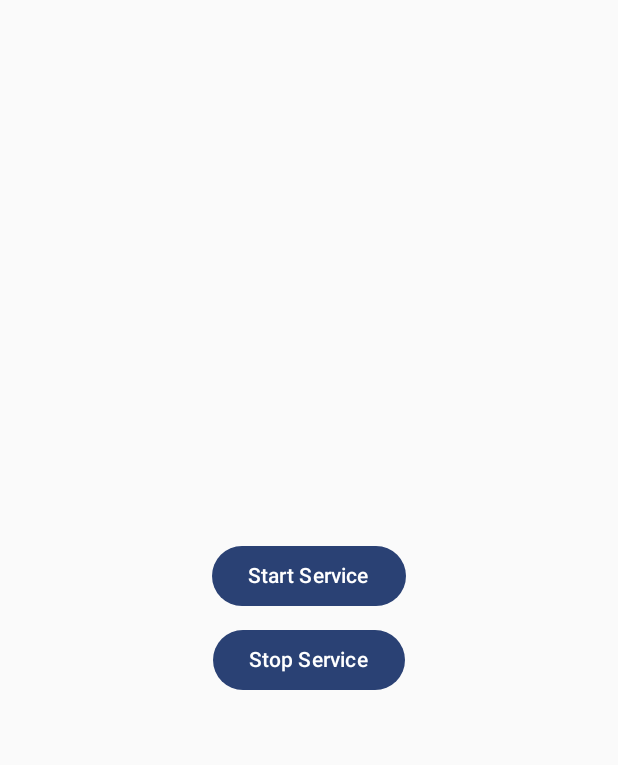
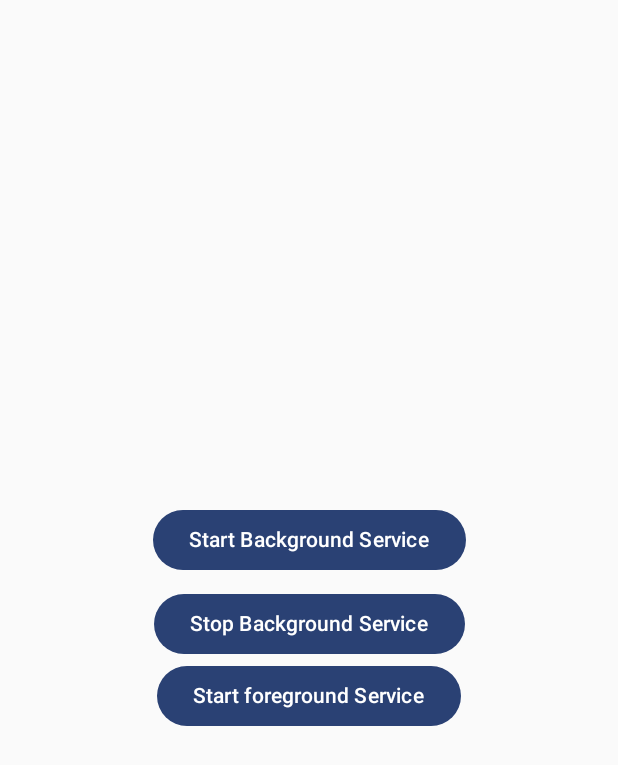
Before and after one commit to shaheenbd7/kotlinLearning, an Android app built with Jetpack Compose: the screen it shows after launch (MainActivity), on a phone screen of 412 x 824 dp. Shown: the top 765 px of the screen. Run offline under Robolectric (Android 15) with nearby library versions, the phone set to English and light mode, and no system bars.

Commit message:
service example - kotlin

```diff
--- a/ServiceExample/app/src/main/java/com/example/serviceexample/MainActivity.kt
+++ b/ServiceExample/app/src/main/java/com/example/serviceexample/MainActivity.kt
@@ -1,5 +1,6 @@
 package com.example.serviceexample
 
+import android.content.ComponentName
 import android.content.Intent
 import android.os.Bundle
 import androidx.activity.ComponentActivity
@@ -10,12 +11,10 @@ import androidx.compose.foundation.layout.Column
 import androidx.compose.foundation.layout.fillMaxSize
 import androidx.compose.foundation.layout.padding
 import androidx.compose.material3.Button
-import androidx.compose.material3.Scaffold
 import androidx.compose.material3.Text
 import androidx.compose.runtime.Composable
 import androidx.compose.ui.Alignment
 import androidx.compose.ui.Modifier
-import androidx.compose.ui.tooling.preview.Preview
 import androidx.compose.ui.unit.dp
 import com.example.serviceexample.ui.theme.ServiceExampleTheme
 
@@ -34,7 +33,21 @@ class MainActivity : ComponentActivity() {
                     onStopService = {
                         val intent = Intent(this, MyService::class.java)
                         stopService(intent) // Stop the service
-                    }
+                    },
+                    onStartForegroundService = {
+                        val serviceIntent = Intent(
+                            this,
+                            MyForegroundService::class.java
+                        )
+                        startForegroundService(serviceIntent)
+                    },
+//                    onStopForegroundService = {
+//                        val serviceIntent = Intent(
+//                            this,
+//                            MyForegroundService::class.java
+//                        )
+//                        (serviceIntent)
+//                    }
                 )
             }
         }
@@ -42,7 +55,11 @@ class MainActivity : ComponentActivity() {
 }
 
 @Composable
-fun ServiceScreen(onStartService: () -> Unit, onStopService: () -> Unit) {
+fun ServiceScreen(
+    onStartService: () -> Unit,
+    onStopService: () -> Unit,
+    onStartForegroundService: () -> Unit
+) {
     Column(
         modifier = Modifier
             .fillMaxSize()
@@ -51,10 +68,13 @@ fun ServiceScreen(onStartService: () -> Unit, onStopService: () -> Unit) {
         verticalArrangement = Arrangement.Center
     ) {
         Button(onClick = onStartService, modifier = Modifier.padding(bottom = 8.dp)) {
-            Text(text = "Start Service")
+            Text(text = "Start Background Service")
         }
         Button(onClick = onStopService) {
-            Text(text = "Stop Service")
+            Text(text = "Stop Background Service")
+        }
+        Button(onClick = onStartForegroundService) {
+            Text(text = "Start foreground Service")
         }
     }
 }
--- a/ServiceExample/app/src/main/java/com/example/serviceexample/MyService.kt
+++ b/ServiceExample/app/src/main/java/com/example/serviceexample/MyService.kt
@@ -13,7 +13,7 @@ import kotlinx.coroutines.launch
 
 class MyService: Service() {
 
-    private val TAG = "MyCoroutineService"
+    private val TAG = "MyService"
     private val serviceJob = Job()
     private val serviceScope = CoroutineScope(Dispatchers.IO + serviceJob)
 
```
Also changed, not shown: ServiceExample/app/src/main/AndroidManifest.xml (+7 -1 lines), ServiceExample/app/src/main/java/com/example/serviceexample/MyForegroundService.kt (added, +73 -0 lines).
